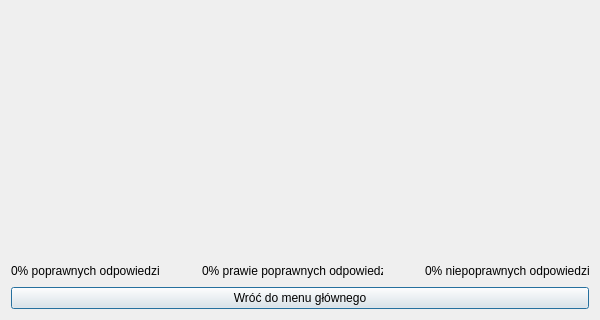
wshknmt/QT-SuperMemo, file TypesOfAnswerStatisticsWindow.ui: the form before one commit; both pictures show x 0 to 600 and y 180 to 500 of the 600 by 500 pixel window.
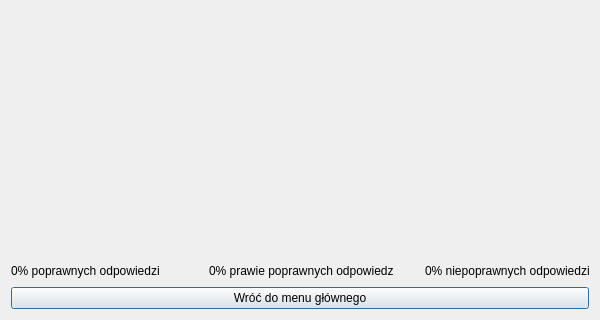
The form after the commit.

Commit message: MainMenu window looks better

Diff of the .ui file:
```diff
--- a/TypesOfAnswerStatisticsWindow.ui
+++ b/TypesOfAnswerStatisticsWindow.ui
@@ -35,6 +35,12 @@
    </item>
    <item row="1" column="2">
     <widget class="QLabel" name="label2">
+     <property name="sizePolicy">
+      <sizepolicy hsizetype="Preferred" vsizetype="Preferred">
+       <horstretch>0</horstretch>
+       <verstretch>0</verstretch>
+      </sizepolicy>
+     </property>
      <property name="minimumSize">
       <size>
        <width>180</width>
@@ -48,7 +54,7 @@
       </size>
      </property>
      <property name="text">
-      <string>0% prawie poprawnych odpowiedzi</string>
+      <string>0% prawie poprawnych odpowiedzi     </string>
      </property>
     </widget>
    </item>
@@ -62,7 +68,7 @@
      </property>
      <property name="sizeHint" stdset="0">
       <size>
-       <width>30</width>
+       <width>20</width>
        <height>20</height>
       </size>
      </property>
@@ -92,6 +98,12 @@
    </item>
    <item row="1" column="0">
     <widget class="QLabel" name="label1">
+     <property name="sizePolicy">
+      <sizepolicy hsizetype="Preferred" vsizetype="Preferred">
+       <horstretch>0</horstretch>
+       <verstretch>0</verstretch>
+      </sizepolicy>
+     </property>
      <property name="maximumSize">
       <size>
        <width>16777215</width>
@@ -99,7 +111,7 @@
       </size>
      </property>
      <property name="text">
-      <string>0% poprawnych odpowiedzi</string>
+      <string>0% poprawnych odpowiedzi     </string>
      </property>
     </widget>
    </item>
@@ -113,7 +125,7 @@
      </property>
      <property name="sizeHint" stdset="0">
       <size>
-       <width>30</width>
+       <width>20</width>
        <height>20</height>
       </size>
      </property>
```
Left out of the diff: 8 changed lines with no effect on the pictures. The commit also changes 3 other files.
